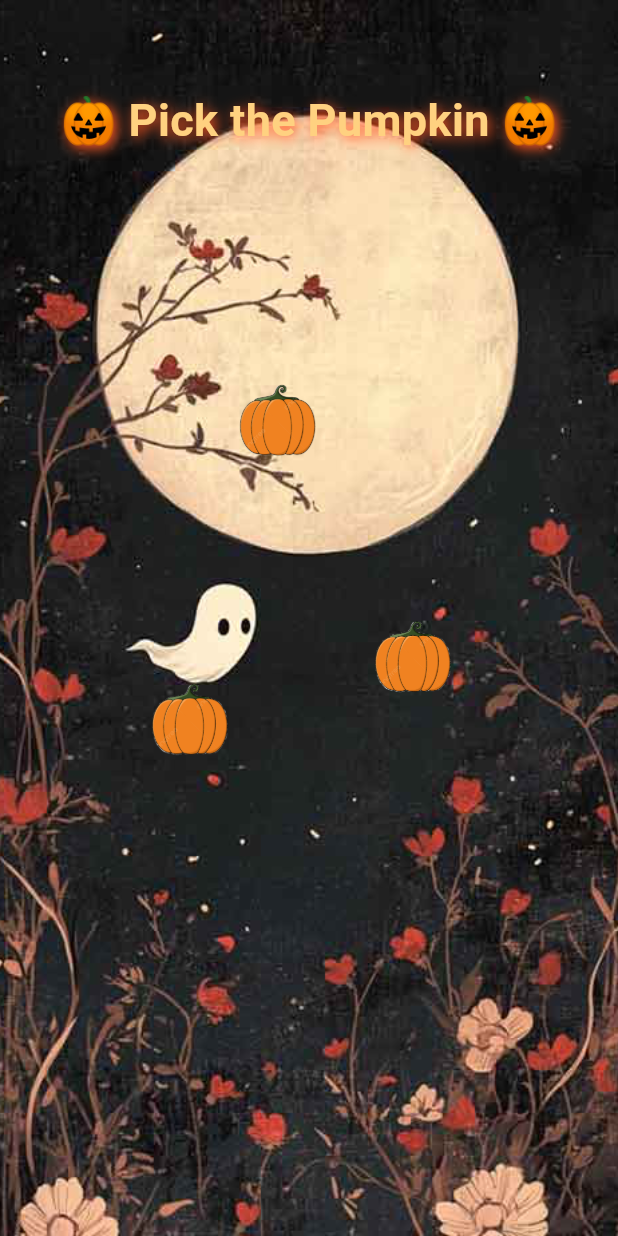
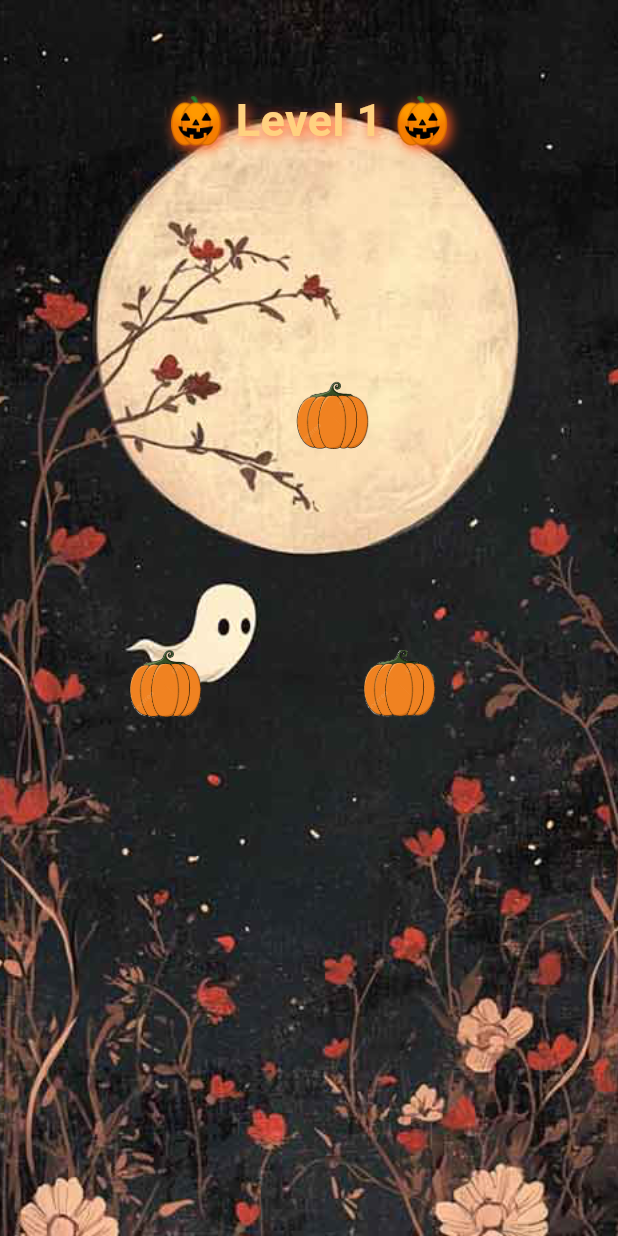
Before and after one commit to Ed-Zheng/MAD_act9, a Flutter app: the screen it shows after launch, on a phone screen of 412 x 824 dp. Run offline on Flutter 3.47's test engine with Material 3 defaults, Android fonts, the phone set to English and light mode, and no system bars; our stand-ins replace audioplayers.

Commit message:
Created levels 1-5, congrats page,play again button

```diff
--- a/lib/main.dart
+++ b/lib/main.dart
@@ -1,17 +1,19 @@
 import 'package:flutter/material.dart';
-import 'pumpkin_pick.dart';
+import 'pumpkin_game_page.dart';
 
 void main() {
-  runApp(HalloweenStorybookApp());
+  runApp(const MyApp());
 }
 
-class HalloweenStorybookApp extends StatelessWidget {
+class MyApp extends StatelessWidget {
+  const MyApp({super.key});
+
   @override
   Widget build(BuildContext context) {
     return MaterialApp(
-      title: 'Halloween Storybook',
-      theme: ThemeData.dark(),
-      home: PickPumpkinPage(),
+      debugShowCheckedModeBanner: false,
+      title: 'Pumpkin Game',
+      home: const PumpkinGamePage(), // starts at level 1
     );
   }
 }
--- a/lib/pumpkin_pick.dart
+++ b/lib/pumpkin_game_page.dart
@@ -2,16 +2,18 @@ import 'dart:async';
 import 'dart:math';
 import 'package:flutter/material.dart';
 import 'package:audioplayers/audioplayers.dart';
-import 'next_page.dart';
 
-class PickPumpkinPage extends StatefulWidget {
-  const PickPumpkinPage({Key? key}) : super(key: key);
+class PumpkinGamePage extends StatefulWidget {
+  final int level; // Level number
+
+  const PumpkinGamePage({Key? key, this.level = 1}) : super(key: key);
 
   @override
-  State<PickPumpkinPage> createState() => _PickPumpkinPageState();
+  State<PumpkinGamePage> createState() => _PumpkinGamePageState();
 }
 
-class _PickPumpkinPageState extends State<PickPumpkinPage> with SingleTickerProviderStateMixin {
+class _PumpkinGamePageState extends State<PumpkinGamePage>
+    with SingleTickerProviderStateMixin {
   final AudioPlayer _player = AudioPlayer();
   late int correctIndex;
   bool _showJumpScare = false;
@@ -24,21 +26,30 @@ class _PickPumpkinPageState extends State<PickPumpkinPage> with SingleTickerProv
   late List<Offset> shakeOffsets;
   late double centerX, centerY;
   late AnimationController _controller;
+  final Random _rand = Random();
 
-  final int pumpkinCount = 3; // 3 pumpkins
-  final Random _rand = Random();
-  final double pumpkinWidth = 100;
-  final double pumpkinHeight = 100;
+  double get pumpkinWidth => max(100 - widget.level * 5, 50); // smaller each level
+  double get pumpkinHeight => pumpkinWidth;
+
+  int get pumpkinCount => min(2 + widget.level, 5); // Max pumpkins = 5
+
+  bool get isWinLevel => widget.level > 5; // Level 6 → Win Screen
 
   @override
   void initState() {
     super.initState();
-    correctIndex = _rand.nextInt(pumpkinCount);
-    _controller = AnimationController(vsync: this, duration: const Duration(seconds: 20))..repeat();
-    _playBackgroundMusic();
-    WidgetsBinding.instance.addPostFrameCallback((_) {
-      _generatePumpkinPositions();
-    });
+    _controller = AnimationController(
+        vsync: this,
+        duration: Duration(seconds: max(20 - widget.level * 2, 8))) // faster each level
+      ..repeat();
+
+    if (!isWinLevel) {
+      correctIndex = _rand.nextInt(pumpkinCount);
+      _playBackgroundMusic();
+      WidgetsBinding.instance.addPostFrameCallback((_) {
+        _generatePumpkinPositions();
+      });
+    }
   }
 
   Future<void> _playBackgroundMusic() async {
@@ -51,9 +62,11 @@ class _PickPumpkinPageState extends State<PickPumpkinPage> with SingleTickerProv
     final maxRadiusY = MediaQuery.of(context).size.height / 2 - pumpkinHeight / 2;
     final maxRadius = min(maxRadiusX, maxRadiusY);
 
-    radii = List.generate(pumpkinCount, (index) => 50 + _rand.nextDouble() * (maxRadius - 50));
+    radii = List.generate(
+        pumpkinCount, (index) => 50 + _rand.nextDouble() * (maxRadius - 50));
 
-    angles = List.generate(pumpkinCount, (index) => (2 * pi / pumpkinCount) * index);
+    angles = List.generate(
+        pumpkinCount, (index) => (2 * pi / pumpkinCount) * index);
 
     shakeOffsets = List.generate(pumpkinCount, (_) => Offset.zero);
   }
@@ -110,6 +123,21 @@ class _PickPumpkinPageState extends State<PickPumpkinPage> with SingleTickerProv
     });
   }
 
+  void _nextLevel() {
+    if (isWinLevel) {
+      // Restart the game
+      Navigator.pushReplacement(
+          context,
+          MaterialPageRoute(
+              builder: (_) => const PumpkinGamePage(level: 1)));
+    } else {
+      Navigator.pushReplacement(
+          context,
+          MaterialPageRoute(
+              builder: (_) => PumpkinGamePage(level: widget.level + 1)));
+    }
+  }
+
   @override
   void dispose() {
     _controller.dispose();
@@ -119,6 +147,38 @@ class _PickPumpkinPageState extends State<PickPumpkinPage> with SingleTickerProv
 
   @override
   Widget build(BuildContext context) {
+    if (isWinLevel) {
+      return Scaffold(
+        backgroundColor: Colors.black,
+        body: Center(
+          child: Column(
+            mainAxisAlignment: MainAxisAlignment.center,
+            children: [
+              const Text(
+                '🎉 You Win! 🎉',
+                style: TextStyle(
+                    fontSize: 40,
+                    fontWeight: FontWeight.bold,
+                    color: Colors.orange),
+              ),
+              const SizedBox(height: 50),
+              ElevatedButton(
+                onPressed: _nextLevel,
+                style: ElevatedButton.styleFrom(
+                  backgroundColor: Colors.green,
+                  padding:
+                      const EdgeInsets.symmetric(horizontal: 40, vertical: 15),
+                  textStyle: const TextStyle(
+                      fontSize: 20, fontWeight: FontWeight.bold),
+                ),
+                child: const Text('Play Again'),
+              )
+            ],
+          ),
+        ),
+      );
+    }
+
     centerX = MediaQuery.of(context).size.width / 2 - pumpkinWidth / 2;
     centerY = MediaQuery.of(context).size.height / 2 - pumpkinHeight / 2;
 
@@ -126,38 +186,39 @@ class _PickPumpkinPageState extends State<PickPumpkinPage> with SingleTickerProv
       backgroundColor: Colors.black,
       body: Stack(
         children: [
-          // Background
           Positioned.fill(
             child: Image.asset(
               'assets/images/background.png',
               fit: BoxFit.cover,
             ),
           ),
-
-          // Title
           Align(
             alignment: const Alignment(0, -0.85),
             child: Text(
-              '🎃 Pick the Pumpkin 🎃',
+              '🎃 Level ${widget.level} 🎃',
               style: TextStyle(
                 color: Colors.orangeAccent.shade100,
                 fontSize: 30,
                 fontWeight: FontWeight.bold,
                 shadows: const [
-                  Shadow(blurRadius: 10, color: Colors.deepOrange, offset: Offset(2, 2)),
+                  Shadow(
+                      blurRadius: 10,
+                      color: Colors.deepOrange,
+                      offset: Offset(2, 2)),
                 ],
               ),
             ),
           ),
-
-          // Pumpkins
           ...List.generate(pumpkinCount, (index) {
             return AnimatedBuilder(
               animation: _controller,
               builder: (context, child) {
-                final double angle = angles[index] + _controller.value * 2 * pi;
-                final double x = centerX + radii[index] * cos(angle) + shakeOffsets[index].dx;
-                final double y = centerY + radii[index] * sin(angle) + shakeOffsets[index].dy;
+                final double angle =
+                    angles[index] + _controller.value * 2 * pi;
+                final double x =
+                    centerX + radii[index] * cos(angle) + shakeOffsets[index].dx;
+                final double y =
+                    centerY + radii[index] * sin(angle) + shakeOffsets[index].dy;
 
                 return Positioned(
                   left: x,
@@ -173,8 +234,6 @@ class _PickPumpkinPageState extends State<PickPumpkinPage> with SingleTickerProv
               },
             );
           }),
-
-          // Correct image overlay with Next button
           if (_showCorrectImage)
             Positioned.fill(
               child: Container(
@@ -195,18 +254,16 @@ class _PickPumpkinPageState extends State<PickPumpkinPage> with SingleTickerProv
                         right: 0,
                         child: Center(
                           child: ElevatedButton(
-                            onPressed: () {
-                              Navigator.push(
-                                context,
-                                MaterialPageRoute(builder: (_) => const NextPage()),
-                              );
-                            },
+                            onPressed: _nextLevel,
                             style: ElevatedButton.styleFrom(
                               backgroundColor: Colors.green,
-                              padding: const EdgeInsets.symmetric(horizontal: 40, vertical: 15),
-                              textStyle: const TextStyle(fontSize: 20, fontWeight: FontWeight.bold),
+                              padding: const EdgeInsets.symmetric(
+                                  horizontal: 40, vertical: 15),
+                              textStyle: const TextStyle(
+                                  fontSize: 20, fontWeight: FontWeight.bold),
                             ),
-                            child: const Text('Next'),
+                            child: Text(
+                                isWinLevel ? 'Play Again' : 'Next Level'),
                           ),
                         ),
                       ),
@@ -214,8 +271,6 @@ class _PickPumpkinPageState extends State<PickPumpkinPage> with SingleTickerProv
                 ),
               ),
             ),
-
-          // Jump scare overlay with Try Again button
           if (_showJumpScare)
             Positioned.fill(
               child: Container(
@@ -239,8 +294,10 @@ class _PickPumpkinPageState extends State<PickPumpkinPage> with SingleTickerProv
                             onPressed: _tryAgain,
                             style: ElevatedButton.styleFrom(
                               backgroundColor: Colors.orange,
-                              padding: const EdgeInsets.symmetric(horizontal: 40, vertical: 15),
-                              textStyle: const TextStyle(fontSize: 20, fontWeight: FontWeight.bold),
+                              padding: const EdgeInsets.symmetric(
+                                  horizontal: 40, vertical: 15),
+                              textStyle: const TextStyle(
+                                  fontSize: 20, fontWeight: FontWeight.bold),
                             ),
                             child: const Text('Try Again'),
                           ),
```
Also changed, not shown: lib/next_page.dart (deleted, +0 -27 lines).
